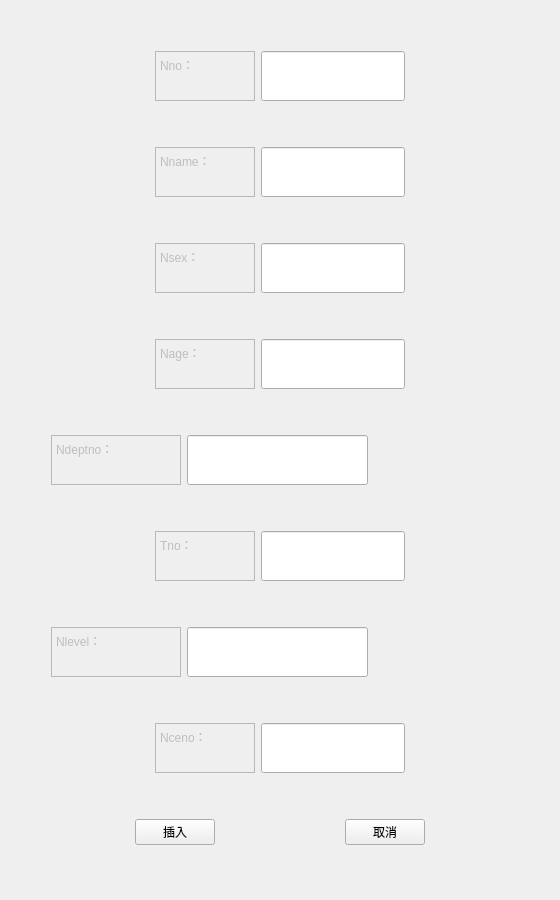
The window that insertNurse.ui (PM2496/DataBaseProject) describes before a commit, drawn with Qt 5.
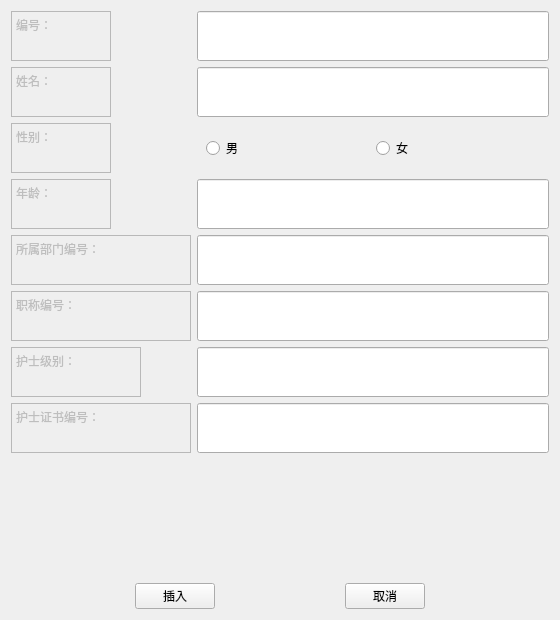
The same window after the commit.

The edit to the form file:
```diff
--- a/insertNurse.ui
+++ b/insertNurse.ui
@@ -10,19 +10,19 @@
     <x>0</x>
     <y>0</y>
     <width>560</width>
-    <height>900</height>
+    <height>620</height>
    </rect>
   </property>
   <property name="minimumSize">
    <size>
     <width>560</width>
-    <height>900</height>
+    <height>620</height>
    </size>
   </property>
   <property name="maximumSize">
    <size>
-    <width>560</width>
-    <height>900</height>
+    <width>5600</width>
+    <height>620</height>
    </size>
   </property>
   <property name="windowTitle">
@@ -30,21 +30,8 @@
   </property>
   <layout class="QVBoxLayout" name="verticalLayout">
    <item>
-    <layout class="QHBoxLayout" name="horizontalLayout_12">
-     <item>
-      <spacer name="horizontalSpacer_21">
-       <property name="orientation">
-        <enum>Qt::Horizontal</enum>
-       </property>
-       <property name="sizeHint" stdset="0">
-        <size>
-         <width>40</width>
-         <height>20</height>
-        </size>
-       </property>
-      </spacer>
-     </item>
-     <item>
+    <layout class="QFormLayout" name="formLayout">
+     <item row="0" column="0">
       <widget class="QTextEdit" name="textEdit_11">
        <property name="enabled">
         <bool>false</bool>
@@ -72,11 +59,11 @@
 &lt;html&gt;&lt;head&gt;&lt;meta name=&quot;qrichtext&quot; content=&quot;1&quot; /&gt;&lt;style type=&quot;text/css&quot;&gt;
 p, li { white-space: pre-wrap; }
 &lt;/style&gt;&lt;/head&gt;&lt;body style=&quot; font-family:'SimSun'; font-size:9pt; font-weight:400; font-style:normal;&quot;&gt;
-&lt;p style=&quot; margin-top:0px; margin-bottom:0px; margin-left:0px; margin-right:0px; -qt-block-indent:0; text-indent:0px;&quot;&gt;Nno：&lt;/p&gt;&lt;/body&gt;&lt;/html&gt;</string>
+&lt;p style=&quot; margin-top:0px; margin-bottom:0px; margin-left:0px; margin-right:0px; -qt-block-indent:0; text-indent:0px;&quot;&gt;编号：&lt;/p&gt;&lt;/body&gt;&lt;/html&gt;</string>
        </property>
       </widget>
      </item>
-     <item>
+     <item row="0" column="1">
       <widget class="QLineEdit" name="NnoEdit">
        <property name="sizePolicy">
         <sizepolicy hsizetype="Expanding" vsizetype="Preferred">
@@ -135,37 +122,7 @@
        </property>
       </widget>
      </item>
-     <item>
-      <spacer name="horizontalSpacer_22">
-       <property name="orientation">
-        <enum>Qt::Horizontal</enum>
-       </property>
-       <property name="sizeHint" stdset="0">
-        <size>
-         <width>40</width>
-         <height>20</height>
-        </size>
-       </property>
-      </spacer>
-     </item>
-    </layout>
-   </item>
-   <item>
-    <layout class="QHBoxLayout" name="horizontalLayout_2">
-     <item>
-      <spacer name="horizontalSpacer_3">
-       <property name="orientation">
-        <enum>Qt::Horizontal</enum>
-       </property>
-       <property name="sizeHint" stdset="0">
-        <size>
-         <width>40</width>
-         <height>20</height>
-        </size>
-       </property>
-      </spacer>
-     </item>
-     <item>
+     <item row="1" column="0">
       <widget class="QTextEdit" name="textEdit_2">
        <property name="enabled">
         <bool>false</bool>
@@ -193,11 +150,11 @@
 &lt;html&gt;&lt;head&gt;&lt;meta name=&quot;qrichtext&quot; content=&quot;1&quot; /&gt;&lt;style type=&quot;text/css&quot;&gt;
 p, li { white-space: pre-wrap; }
 &lt;/style&gt;&lt;/head&gt;&lt;body style=&quot; font-family:'SimSun'; font-size:9pt; font-weight:400; font-style:normal;&quot;&gt;
-&lt;p style=&quot; margin-top:0px; margin-bottom:0px; margin-left:0px; margin-right:0px; -qt-block-indent:0; text-indent:0px;&quot;&gt;Nname：&lt;/p&gt;&lt;/body&gt;&lt;/html&gt;</string>
+&lt;p style=&quot; margin-top:0px; margin-bottom:0px; margin-left:0px; margin-right:0px; -qt-block-indent:0; text-indent:0px;&quot;&gt;姓名：&lt;/p&gt;&lt;/body&gt;&lt;/html&gt;</string>
        </property>
       </widget>
      </item>
-     <item>
+     <item row="1" column="1">
       <widget class="QLineEdit" name="NnameEdit">
        <property name="sizePolicy">
         <sizepolicy hsizetype="Expanding" vsizetype="Preferred">
@@ -256,37 +213,7 @@
        </property>
       </widget>
      </item>
-     <item>
-      <spacer name="horizontalSpacer_4">
-       <property name="orientation">
-        <enum>Qt::Horizontal</enum>
-       </property>
-       <property name="sizeHint" stdset="0">
-        <size>
-         <width>40</width>
-         <height>20</height>
-        </size>
-       </property>
-      </spacer>
-     </item>
-    </layout>
-   </item>
-   <item>
-    <layout class="QHBoxLayout" name="horizontalLayout">
-     <item>
-      <spacer name="horizontalSpacer_5">
-       <property name="orientation">
-        <enum>Qt::Horizontal</enum>
-       </property>
-       <property name="sizeHint" stdset="0">
-        <size>
-         <width>40</width>
-         <height>20</height>
-        </size>
-       </property>
-      </spacer>
-     </item>
-     <item>
+     <item row="2" column="0">
       <widget class="QTextEdit" name="textEdit">
        <property name="enabled">
         <bool>false</bool>
@@ -314,100 +241,11 @@
 &lt;html&gt;&lt;head&gt;&lt;meta name=&quot;qrichtext&quot; content=&quot;1&quot; /&gt;&lt;style type=&quot;text/css&quot;&gt;
 p, li { white-space: pre-wrap; }
 &lt;/style&gt;&lt;/head&gt;&lt;body style=&quot; font-family:'SimSun'; font-size:9pt; font-weight:400; font-style:normal;&quot;&gt;
-&lt;p style=&quot; margin-top:0px; margin-bottom:0px; margin-left:0px; margin-right:0px; -qt-block-indent:0; text-indent:0px;&quot;&gt;Nsex：&lt;/p&gt;&lt;/body&gt;&lt;/html&gt;</string>
+&lt;p style=&quot; margin-top:0px; margin-bottom:0px; margin-left:0px; margin-right:0px; -qt-block-indent:0; text-indent:0px;&quot;&gt;性别：&lt;/p&gt;&lt;/body&gt;&lt;/html&gt;</string>
        </property>
       </widget>
      </item>
-     <item>
-      <widget class="QLineEdit" name="NsexEdit">
-       <property name="sizePolicy">
-        <sizepolicy hsizetype="Expanding" vsizetype="Preferred">
-         <horstretch>0</horstretch>
-         <verstretch>0</verstretch>
-        </sizepolicy>
-       </property>
-       <property name="minimumSize">
-        <size>
-         <width>0</width>
-         <height>50</height>
-        </size>
-       </property>
-       <property name="maximumSize">
-        <size>
-         <width>16777215</width>
-         <height>50</height>
-        </size>
-       </property>
-       <property name="palette">
-        <palette>
-         <active>
-          <colorrole role="Text">
-           <brush brushstyle="SolidPattern">
-            <color alpha="255">
-             <red>0</red>
-             <green>0</green>
-             <blue>0</blue>
-            </color>
-           </brush>
-          </colorrole>
-         </active>
-         <inactive>
-          <colorrole role="Text">
-           <brush brushstyle="SolidPattern">
-            <color alpha="255">
-             <red>0</red>
-             <green>0</green>
-             <blue>0</blue>
-            </color>
-           </brush>
-          </colorrole>
-         </inactive>
-         <disabled>
-          <colorrole role="Text">
-           <brush brushstyle="SolidPattern">
-            <color alpha="255">
-             <red>120</red>
-             <green>120</green>
-             <blue>120</blue>
-            </color>
-           </brush>
-          </colorrole>
-         </disabled>
-        </palette>
-       </property>
-      </widget>
-     </item>
-     <item>
-      <spacer name="horizontalSpacer_6">
-       <property name="orientation">
-        <enum>Qt::Horizontal</enum>
-       </property>
-       <property name="sizeHint" stdset="0">
-        <size>
-         <width>40</width>
-         <height>20</height>
-        </size>
-       </property>
-      </spacer>
-     </item>
-    </layout>
-   </item>
-   <item>
-    <layout class="QHBoxLayout" name="horizontalLayout_3">
-     <item>
-      <spacer name="horizontalSpacer">
-       <property name="orientation">
-        <enum>Qt::Horizontal</enum>
-       </property>
-       <property name="sizeHint" stdset="0">
-        <size>
-         <width>40</width>
-         <height>20</height>
-        </size>
-       </property>
-      </spacer>
-     </item>
-     <item>
+     <item row="3" column="0">
       <widget class="QTextEdit" name="textEdit_3">
        <property name="enabled">
         <bool>false</bool>
@@ -435,11 +273,11 @@
 &lt;html&gt;&lt;head&gt;&lt;meta name=&quot;qrichtext&quot; content=&quot;1&quot; /&gt;&lt;style type=&quot;text/css&quot;&gt;
 p, li { white-space: pre-wrap; }
 &lt;/style&gt;&lt;/head&gt;&lt;body style=&quot; font-family:'SimSun'; font-size:9pt; font-weight:400; font-style:normal;&quot;&gt;
-&lt;p style=&quot; margin-top:0px; margin-bottom:0px; margin-left:0px; margin-right:0px; -qt-block-indent:0; text-indent:0px;&quot;&gt;Nage：&lt;/p&gt;&lt;/body&gt;&lt;/html&gt;</string>
+&lt;p style=&quot; margin-top:0px; margin-bottom:0px; margin-left:0px; margin-right:0px; -qt-block-indent:0; text-indent:0px;&quot;&gt;年龄：&lt;/p&gt;&lt;/body&gt;&lt;/html&gt;</string>
        </property>
       </widget>
      </item>
-     <item>
+     <item row="3" column="1">
       <widget class="QLineEdit" name="NageEdit">
        <property name="sizePolicy">
         <sizepolicy hsizetype="Expanding" vsizetype="Preferred">
@@ -461,40 +299,7 @@
        </property>
       </widget>
      </item>
-     <item>
-      <spacer name="horizontalSpacer_2">
-       <property name="orientation">
-        <enum>Qt::Horizontal</enum>
-       </property>
-       <property name="sizeHint" stdset="0">
-        <size>
-         <width>40</width>
-         <height>20</height>
-        </size>
-       </property>
-      </spacer>
-     </item>
-    </layout>
-   </item>
-   <item>
-    <layout class="QHBoxLayout" name="horizontalLayout_4">
-     <item>
-      <spacer name="horizontalSpacer_7">
-       <property name="orientation">
-        <enum>Qt::Horizontal</enum>
-       </property>
-       <property name="sizeType">
-        <enum>QSizePolicy::Fixed</enum>
-       </property>
-       <property name="sizeHint" stdset="0">
-        <size>
-         <width>40</width>
-         <height>20</height>
-        </size>
-       </property>
-      </spacer>
-     </item>
-     <item>
+     <item row="4" column="0">
       <widget class="QTextEdit" name="textEdit_4">
        <property name="enabled">
         <bool>false</bool>
@@ -507,7 +312,7 @@
        </property>
        <property name="minimumSize">
         <size>
-         <width>130</width>
+         <width>180</width>
          <height>50</height>
         </size>
        </property>
@@ -522,11 +327,11 @@
 &lt;html&gt;&lt;head&gt;&lt;meta name=&quot;qrichtext&quot; content=&quot;1&quot; /&gt;&lt;style type=&quot;text/css&quot;&gt;
 p, li { white-space: pre-wrap; }
 &lt;/style&gt;&lt;/head&gt;&lt;body style=&quot; font-family:'SimSun'; font-size:9pt; font-weight:400; font-style:normal;&quot;&gt;
-&lt;p style=&quot; margin-top:0px; margin-bottom:0px; margin-left:0px; margin-right:0px; -qt-block-indent:0; text-indent:0px;&quot;&gt;Ndeptno：&lt;/p&gt;&lt;/body&gt;&lt;/html&gt;</string>
+&lt;p style=&quot; margin-top:0px; margin-bottom:0px; margin-left:0px; margin-right:0px; -qt-block-indent:0; text-indent:0px;&quot;&gt;所属部门编号：&lt;/p&gt;&lt;/body&gt;&lt;/html&gt;</string>
        </property>
       </widget>
      </item>
-     <item>
+     <item row="4" column="1">
       <widget class="QLineEdit" name="NdeptnoEdit">
        <property name="sizePolicy">
         <sizepolicy hsizetype="Expanding" vsizetype="Preferred">
@@ -548,37 +353,7 @@
        </property>
       </widget>
      </item>
-     <item>
-      <spacer name="horizontalSpacer_8">
-       <property name="orientation">
-        <enum>Qt::Horizontal</enum>
-       </property>
-       <property name="sizeHint" stdset="0">
-        <size>
-         <width>40</width>
-         <height>20</height>
-        </size>
-       </property>
-      </spacer>
-     </item>
-    </layout>
-   </item>
-   <item>
-    <layout class="QHBoxLayout" name="horizontalLayout_6">
-     <item>
-      <spacer name="horizontalSpacer_11">
-       <property name="orientation">
-        <enum>Qt::Horizontal</enum>
-       </property>
-       <property name="sizeHint" stdset="0">
-        <size>
-         <width>40</width>
-         <height>20</height>
-        </size>
-       </property>
-      </spacer>
-     </item>
-     <item>
+     <item row="5" column="0">
       <widget class="QTextEdit" name="textEdit_6">
        <property name="enabled">
         <bool>false</bool>
@@ -591,7 +366,7 @@
        </property>
        <property name="minimumSize">
         <size>
-         <width>100</width>
+         <width>180</width>
          <height>50</height>
         </size>
        </property>
@@ -606,11 +381,11 @@
 &lt;html&gt;&lt;head&gt;&lt;meta name=&quot;qrichtext&quot; content=&quot;1&quot; /&gt;&lt;style type=&quot;text/css&quot;&gt;
 p, li { white-space: pre-wrap; }
 &lt;/style&gt;&lt;/head&gt;&lt;body style=&quot; font-family:'SimSun'; font-size:9pt; font-weight:400; font-style:normal;&quot;&gt;
-&lt;p style=&quot; margin-top:0px; margin-bottom:0px; margin-left:0px; margin-right:0px; -qt-block-indent:0; text-indent:0px;&quot;&gt;Tno：&lt;/p&gt;&lt;/body&gt;&lt;/html&gt;</string>
+&lt;p style=&quot; margin-top:0px; margin-bottom:0px; margin-left:0px; margin-right:0px; -qt-block-indent:0; text-indent:0px;&quot;&gt;职称编号：&lt;/p&gt;&lt;/body&gt;&lt;/html&gt;</string>
        </property>
       </widget>
      </item>
-     <item>
+     <item row="5" column="1">
       <widget class="QLineEdit" name="TnoEdit">
        <property name="sizePolicy">
         <sizepolicy hsizetype="Expanding" vsizetype="Preferred">
@@ -632,40 +407,7 @@
        </property>
       </widget>
      </item>
-     <item>
-      <spacer name="horizontalSpacer_12">
-       <property name="orientation">
-        <enum>Qt::Horizontal</enum>
-       </property>
-       <property name="sizeHint" stdset="0">
-        <size>
-         <width>40</width>
-         <height>20</height>
-        </size>
-       </property>
-      </spacer>
-     </item>
-    </layout>
-   </item>
-   <item>
-    <layout class="QHBoxLayout" name="horizontalLayout_7">
-     <item>
-      <spacer name="horizontalSpacer_13">
-       <property name="orientation">
-        <enum>Qt::Horizontal</enum>
-       </property>
-       <property name="sizeType">
-        <enum>QSizePolicy::Fixed</enum>
-       </property>
-       <property name="sizeHint" stdset="0">
-        <size>
-         <width>40</width>
-         <height>20</height>
-        </size>
-       </property>
-      </spacer>
-     </item>
-     <item>
+     <item row="6" column="0">
       <widget class="QTextEdit" name="textEdit_7">
        <property name="enabled">
         <bool>false</bool>
@@ -693,11 +435,11 @@
 &lt;html&gt;&lt;head&gt;&lt;meta name=&quot;qrichtext&quot; content=&quot;1&quot; /&gt;&lt;style type=&quot;text/css&quot;&gt;
 p, li { white-space: pre-wrap; }
 &lt;/style&gt;&lt;/head&gt;&lt;body style=&quot; font-family:'SimSun'; font-size:9pt; font-weight:400; font-style:normal;&quot;&gt;
-&lt;p style=&quot; margin-top:0px; margin-bottom:0px; margin-left:0px; margin-right:0px; -qt-block-indent:0; text-indent:0px;&quot;&gt;Nlevel：&lt;/p&gt;&lt;/body&gt;&lt;/html&gt;</string>
+&lt;p style=&quot; margin-top:0px; margin-bottom:0px; margin-left:0px; margin-right:0px; -qt-block-indent:0; text-indent:0px;&quot;&gt;护士级别：&lt;/p&gt;&lt;/body&gt;&lt;/html&gt;</string>
        </property>
       </widget>
      </item>
-     <item>
+     <item row="6" column="1">
       <widget class="QLineEdit" name="NlevelEdit">
        <property name="sizePolicy">
         <sizepolicy hsizetype="Expanding" vsizetype="Preferred">
@@ -719,37 +461,7 @@
        </property>
       </widget>
      </item>
-     <item>
-      <spacer name="horizontalSpacer_14">
-       <property name="orientation">
-        <enum>Qt::Horizontal</enum>
-       </property>
-       <property name="sizeHint" stdset="0">
-        <size>
-         <width>40</width>
-         <height>20</height>
-        </size>
-       </property>
-      </spacer>
-     </item>
-    </layout>
-   </item>
-   <item>
-    <layout class="QHBoxLayout" name="horizontalLayout_5">
-     <item>
-      <spacer name="horizontalSpacer_9">
-       <property name="orientation">
-        <enum>Qt::Horizontal</enum>
-       </property>
-       <property name="sizeHint" stdset="0">
-        <size>
-         <width>40</width>
-         <height>20</height>
-        </size>
-       </property>
-      </spacer>
-     </item>
-     <item>
+     <item row="7" column="0">
       <widget class="QTextEdit" name="textEdit_5">
        <property name="enabled">
         <bool>false</bool>
@@ -762,7 +474,7 @@
        </property>
        <property name="minimumSize">
         <size>
-         <width>100</width>
+         <width>180</width>
          <height>50</height>
         </size>
        </property>
@@ -777,11 +489,11 @@
 &lt;html&gt;&lt;head&gt;&lt;meta name=&quot;qrichtext&quot; content=&quot;1&quot; /&gt;&lt;style type=&quot;text/css&quot;&gt;
 p, li { white-space: pre-wrap; }
 &lt;/style&gt;&lt;/head&gt;&lt;body style=&quot; font-family:'SimSun'; font-size:9pt; font-weight:400; font-style:normal;&quot;&gt;
-&lt;p style=&quot; margin-top:0px; margin-bottom:0px; margin-left:0px; margin-right:0px; -qt-block-indent:0; text-indent:0px;&quot;&gt;Nceno：&lt;/p&gt;&lt;/body&gt;&lt;/html&gt;</string>
+&lt;p style=&quot; margin-top:0px; margin-bottom:0px; margin-left:0px; margin-right:0px; -qt-block-indent:0; text-indent:0px;&quot;&gt;护士证书编号：&lt;/p&gt;&lt;/body&gt;&lt;/html&gt;</string>
        </property>
       </widget>
      </item>
-     <item>
+     <item row="7" column="1">
       <widget class="QLineEdit" name="NcenoEdit">
        <property name="sizePolicy">
         <sizepolicy hsizetype="Expanding" vsizetype="Preferred">
@@ -803,18 +515,25 @@
        </property>
       </widget>
      </item>
-     <item>
-      <spacer name="horizontalSpacer_10">
-       <property name="orientation">
-        <enum>Qt::Horizontal</enum>
-       </property>
-       <property name="sizeHint" stdset="0">
-        <size>
-         <width>40</width>
-         <height>20</height>
-        </size>
-       </property>
-      </spacer>
+     <item row="2" column="1">
+      <widget class="QWidget" name="widget" native="true">
+       <layout class="QHBoxLayout" name="horizontalLayout">
+        <item>
+         <widget class="QRadioButton" name="rbtn_male">
+          <property name="text">
+           <string>男</string>
+          </property>
+         </widget>
+        </item>
+        <item>
+         <widget class="QRadioButton" name="rbtn_female">
+          <property name="text">
+           <string>女</string>
+          </property>
+         </widget>
+        </item>
+       </layout>
+      </widget>
      </item>
     </layout>
    </item>
```
